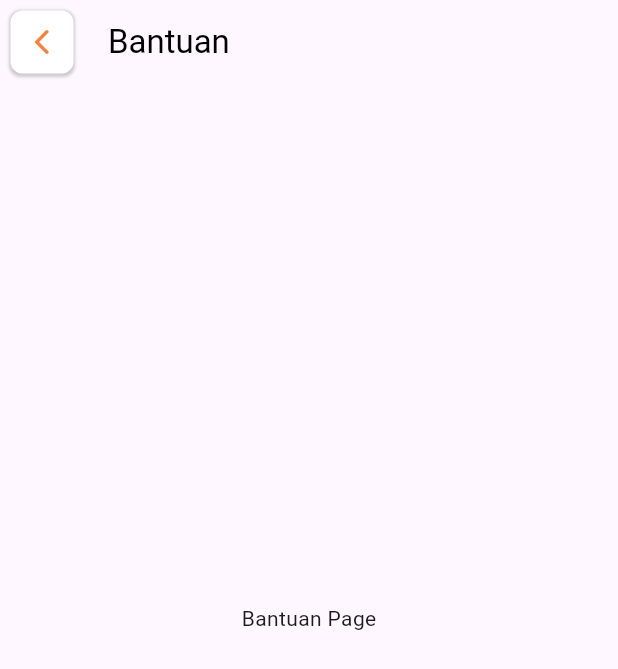
After one commit to GuidoAugusta/FieldFox, a Flutter app: the BantuanPage screen opened by its route, on a phone screen of 412 x 824 dp. The commit adds this screen. Shown: the top 669 px of the screen. Run offline on Flutter 3.47's test engine with Material 3 defaults, Android fonts, the phone set to English and light mode, and no system bars; our stand-ins replace carousel_slider, dots_indicator, flutter_feather_icons.

Commit message:
membuat bantuan page

```diff
--- a/lib/main.dart
+++ b/lib/main.dart
@@ -1,3 +1,4 @@
+import 'package:field_fox/pages/bantuan_page.dart';
 import 'package:field_fox/pages/favorit_page.dart';
 import 'package:field_fox/pages/gym_page.dart';
 import 'package:field_fox/pages/homepage.dart';
@@ -30,6 +31,7 @@ class MyApp extends StatelessWidget {
         '/gym': (context) => GymPage(),
         '/favorit': (context) => FavoritePage(),
         '/komunitas': (context) => KomunitasPage(),
+        '/bantuan': (context) => BantuanPage(),
       },
     );
   }
--- /dev/null
+++ b/lib/pages/bantuan_page.dart
@@ -0,0 +1,54 @@
+import 'package:flutter/material.dart';
+
+class BantuanPage extends StatelessWidget {
+  const BantuanPage({super.key});
+
+  @override
+  Widget build(BuildContext context) {
+    return Scaffold(
+      extendBodyBehindAppBar: true,
+      appBar: AppBar(
+        surfaceTintColor: Colors.transparent,
+        shadowColor: Colors.transparent,
+        scrolledUnderElevation: 0,
+        backgroundColor: Colors.transparent,
+        leading: Padding(
+          padding: const EdgeInsets.all(7.0),
+          child: InkWell(
+            onTap: () {
+              Navigator.pop(context);
+            },
+            child: Container(
+              width: 40,
+              height: 40,
+              decoration: BoxDecoration(
+                color: Colors.white,
+                borderRadius: BorderRadius.circular(8),
+                boxShadow: [
+                  BoxShadow(
+                    color: Colors.grey.withOpacity(0.5),
+                    spreadRadius: 1,
+                    blurRadius: 1,
+                    offset: Offset(0, 1),
+                  ),
+                ],
+              ),
+              child: Icon(
+                Icons.arrow_back_ios_new_rounded,
+                size: 20,
+                color: Color(0xFFF58235),
+              ),
+            ),
+          ),
+        ),
+        title: Text(
+          'Bantuan',
+          style: TextStyle(color: Colors.black),
+        ),
+      ),
+      body: Center(
+        child: Text('Bantuan Page'),
+      ),
+    );
+  }
+}
--- a/lib/pages/homepage.dart
+++ b/lib/pages/homepage.dart
@@ -254,7 +254,7 @@ class _HomePageState extends State<HomePage> {
                 MenuHomepage(
                   image: 'assets/bantuan.png',
                   title: 'Bantuan',
-                  navigator: '',
+                  navigator: '/bantuan',
                 ),
               ],
             ),
```
